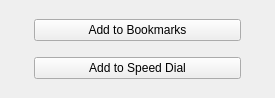
First picture: the form in src/lib/bookmarks/bookmarkswidget.ui, repository QupZilla/qupzilla, before the edit.
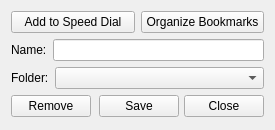
Second picture: the form after the edit. Custom widgets are drawn as their Qt base class.

Commit message: The 'bookmarkswidget' was improved.

```diff
--- a/src/lib/bookmarks/bookmarkswidget.ui
+++ b/src/lib/bookmarks/bookmarkswidget.ui
@@ -7,62 +7,79 @@
     <x>0</x>
     <y>0</y>
     <width>275</width>
-    <height>98</height>
+    <height>130</height>
    </rect>
   </property>
-  <property name="sizePolicy">
-   <sizepolicy hsizetype="Expanding" vsizetype="Expanding">
-    <horstretch>0</horstretch>
-    <verstretch>0</verstretch>
-   </sizepolicy>
-  </property>
   <property name="windowTitle">
    <string notr="true"/>
   </property>
-  <layout class="QHBoxLayout" name="horizontalLayout_2">
-   <property name="margin">
-    <number>0</number>
-   </property>
+  <layout class="QVBoxLayout" name="verticalLayout">
    <item>
-    <widget class="Frame" name="frame">
-     <property name="frameShape">
-      <enum>QFrame::NoFrame</enum>
-     </property>
-     <layout class="QGridLayout" name="gridLayout">
-      <property name="margin">
-       <number>9</number>
-      </property>
-      <item row="1" column="0">
-       <widget class="QStackedWidget" name="stackedWidget">
-        <property name="currentIndex">
-         <number>1</number>
-        </property>
-        <widget class="QWidget" name="page">
-         <layout class="QGridLayout" name="gridLayout_2">
-          <property name="margin">
-           <number>0</number>
-          </property>
-          <item row="2" column="0">
-           <widget class="QLabel" name="label_2">
+    <layout class="QHBoxLayout" name="horizontalLayout_3">
+     <item>
+      <widget class="QPushButton" name="speeddialButton">
+       <property name="sizePolicy">
+        <sizepolicy hsizetype="Preferred" vsizetype="Fixed">
+         <horstretch>0</horstretch>
+         <verstretch>0</verstretch>
+        </sizepolicy>
+       </property>
+       <property name="text">
+        <string>Add to Speed Dial</string>
+       </property>
+      </widget>
+     </item>
+     <item>
+      <widget class="QPushButton" name="organizeBookmarksButton">
+       <property name="sizePolicy">
+        <sizepolicy hsizetype="Preferred" vsizetype="Fixed">
+         <horstretch>0</horstretch>
+         <verstretch>0</verstretch>
+        </sizepolicy>
+       </property>
             <property name="text">
-             <string>Folder:</string>
+        <string>Organize Bookmarks</string>
             </property>
            </widget>
           </item>
-          <item row="1" column="0">
+    </layout>
+   </item>
+   <item>
+    <layout class="QHBoxLayout" name="horizontalLayout_4">
+     <item>
            <widget class="QLabel" name="label_3">
             <property name="text">
              <string>Name:</string>
             </property>
            </widget>
           </item>
-          <item row="2" column="1">
-           <widget class="QComboBox" name="folder"/>
-          </item>
-          <item row="1" column="1">
+     <item>
            <widget class="QLineEdit" name="name"/>
           </item>
-          <item row="3" column="0" colspan="2">
+    </layout>
+   </item>
+   <item>
+    <layout class="QHBoxLayout" name="horizontalLayout_5">
+     <item>
+      <widget class="QLabel" name="label_2">
+       <property name="text">
+        <string>Folder:</string>
+       </property>
+      </widget>
+     </item>
+     <item>
+      <widget class="QComboBox" name="folder">
+       <property name="sizePolicy">
+        <sizepolicy hsizetype="Expanding" vsizetype="Fixed">
+         <horstretch>0</horstretch>
+         <verstretch>0</verstretch>
+        </sizepolicy>
+       </property>
+      </widget>
+     </item>
+    </layout>
+   </item>
+   <item>
            <layout class="QHBoxLayout" name="horizontalLayout">
             <property name="spacing">
              <number>5</number>
@@ -123,53 +140,6 @@
           </item>
          </layout>
         </widget>
-        <widget class="QWidget" name="page_2">
-         <layout class="QGridLayout" name="gridLayout_3">
-          <property name="leftMargin">
-           <number>25</number>
-          </property>
-          <property name="topMargin">
-           <number>0</number>
-          </property>
-          <property name="rightMargin">
-           <number>25</number>
-          </property>
-          <property name="bottomMargin">
-           <number>0</number>
-          </property>
-          <item row="0" column="0">
-           <widget class="QPushButton" name="bookmarksButton">
-            <property name="text">
-             <string>Add to Bookmarks</string>
-            </property>
-           </widget>
-          </item>
-          <item row="1" column="0">
-           <widget class="QPushButton" name="speeddialButton">
-            <property name="text">
-             <string>Add to Speed Dial</string>
-            </property>
-           </widget>
-          </item>
-         </layout>
-        </widget>
-       </widget>
-      </item>
-     </layout>
-    </widget>
-   </item>
-  </layout>
- </widget>
- <customwidgets>
-  <customwidget>
-   <class>Frame</class>
-   <extends>QFrame</extends>
-   <header>frame.h</header>
-   <container>1</container>
-  </customwidget>
- </customwidgets>
- <resources>
-  <include location="../data/icons.qrc"/>
- </resources>
+ <resources/>
  <connections/>
 </ui>
```
Left out of the diff: 2 changed lines with no effect on the pictures. Lines whose indentation alone changed are shown as unchanged. The commit also changes 3 other files.
